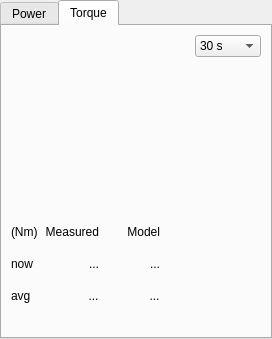
Above: src/widgets/diagnostics_widget.ui from cbrice72/LIBRA-App before the change. Below: the same form after it.
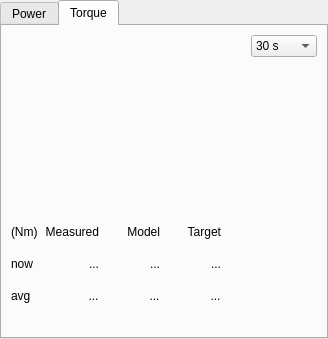
That is the form after the change. The open tabs and pages were chosen to show the change. Custom widgets are drawn as their Qt base class.

Commit message: show model CW target torque on Torque tab

```diff
--- a/src/widgets/diagnostics_widget.ui
+++ b/src/widgets/diagnostics_widget.ui
@@ -455,6 +455,16 @@
            </property>
           </widget>
          </item>
+         <item row="0" column="3">
+          <widget class="QLabel" name="static_l_torque_target">
+           <property name="text">
+            <string>Target</string>
+           </property>
+           <property name="alignment">
+            <set>Qt::AlignmentFlag::AlignRight|Qt::AlignmentFlag::AlignTrailing|Qt::AlignmentFlag::AlignVCenter</set>
+           </property>
+          </widget>
+         </item>
          <item row="1" column="0">
           <widget class="QLabel" name="static_l_torque_now">
            <property name="text">
@@ -555,6 +565,49 @@
            </property>
           </widget>
          </item>
+         <item row="1" column="3">
+          <widget class="QLabel" name="l_torque_target_now">
+           <property name="minimumSize">
+            <size>
+             <width>55</width>
+             <height>25</height>
+            </size>
+           </property>
+           <property name="statusTip">
+            <string>Latest pitch torque the model predicts at the motion target with the current CW</string>
+           </property>
+           <property name="text">
+            <string>...</string>
+           </property>
+           <property name="alignment">
+            <set>Qt::AlignmentFlag::AlignRight|Qt::AlignmentFlag::AlignTrailing|Qt::AlignmentFlag::AlignVCenter</set>
+           </property>
+          </widget>
+         </item>
+         <item row="2" column="3">
+          <widget class="QLabel" name="l_torque_target_avg">
+           <property name="font">
+            <font>
+             <italic>true</italic>
+            </font>
+           </property>
+           <property name="minimumSize">
+            <size>
+             <width>55</width>
+             <height>25</height>
+            </size>
+           </property>
+           <property name="statusTip">
+            <string>Average over the shown window</string>
+           </property>
+           <property name="text">
+            <string>...</string>
+           </property>
+           <property name="alignment">
+            <set>Qt::AlignmentFlag::AlignRight|Qt::AlignmentFlag::AlignTrailing|Qt::AlignmentFlag::AlignVCenter</set>
+           </property>
+          </widget>
+         </item>
           </layout>
          </item>
          <item>
```
The commit also changes 5 other files.
